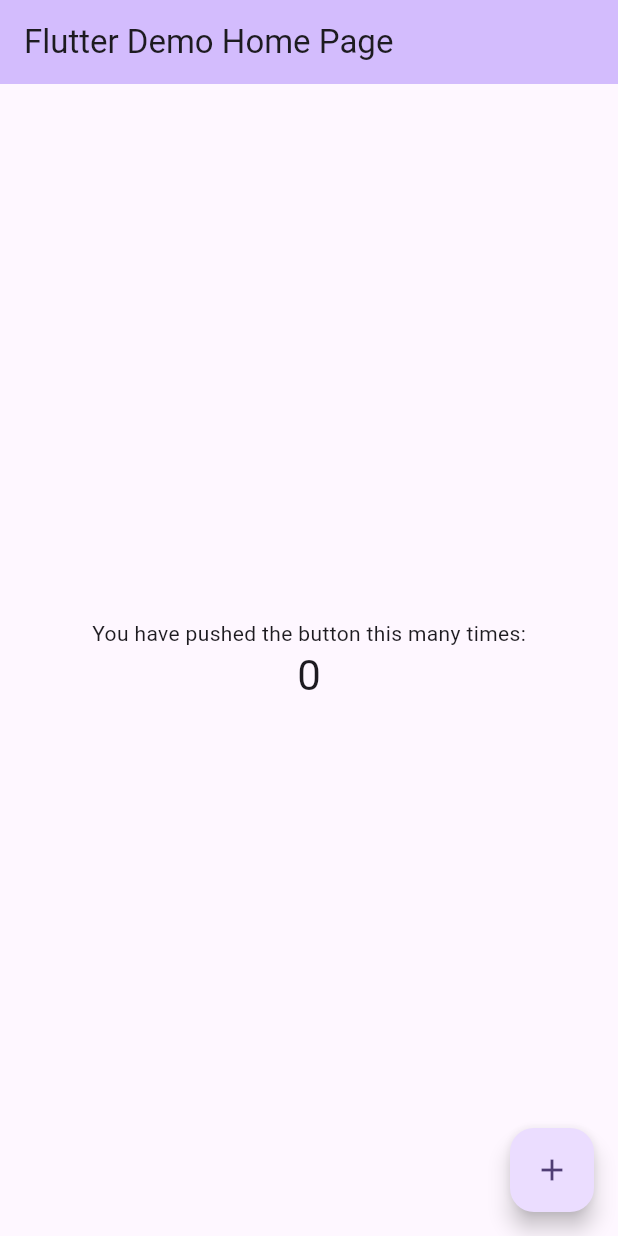
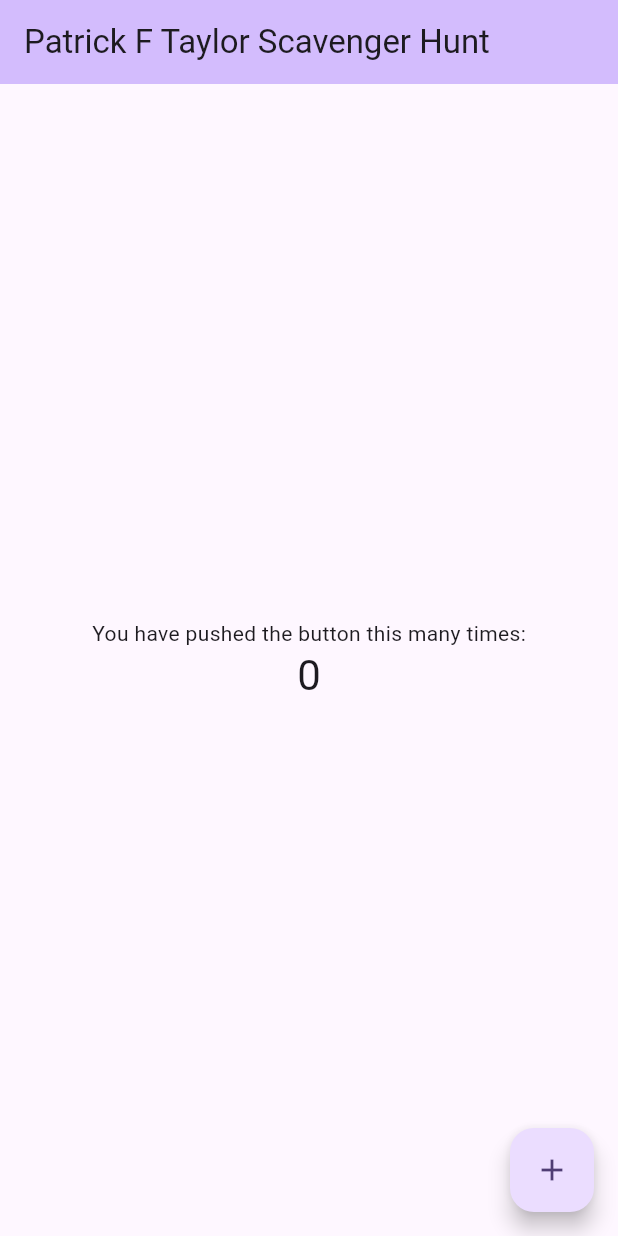
Before and after one commit to RiversDupaquier/pft_scavenger_hunt, a Flutter app: the screen it shows after launch, on a phone screen of 412 x 824 dp. Run offline on Flutter 3.47's test engine with Material 3 defaults, Android fonts, the phone set to English and light mode, and no system bars.

Commit message:
Title Change

```diff
--- a/lib/main.dart
+++ b/lib/main.dart
@@ -2,7 +2,7 @@ import 'package:flutter/material.dart';
 
 void main() {
   runApp(const MyApp());
-}
+  }
 
 class MyApp extends StatelessWidget {
   const MyApp({super.key});
@@ -11,7 +11,7 @@ class MyApp extends StatelessWidget {
   @override
   Widget build(BuildContext context) {
     return MaterialApp(
-      title: 'Flutter Demo',
+      title: 'Patrick F Taylor Scavenger Hunt',
       theme: ThemeData(
         // This is the theme of your application.
         //
@@ -31,7 +31,7 @@ class MyApp extends StatelessWidget {
         colorScheme: ColorScheme.fromSeed(seedColor: Colors.deepPurple),
         useMaterial3: true,
       ),
-      home: const MyHomePage(title: 'Flutter Demo Home Page'),
+      home: const MyHomePage(title: 'Patrick F Taylor Scavenger Hunt'),
     );
   }
 }
```
